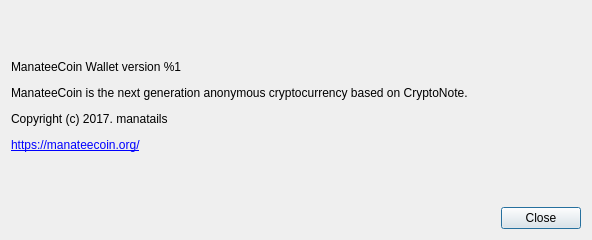
The window that src/gui/ui/aboutdialog.ui (manateecoin/manateecoinwallet) describes before a commit, drawn with Qt 5.
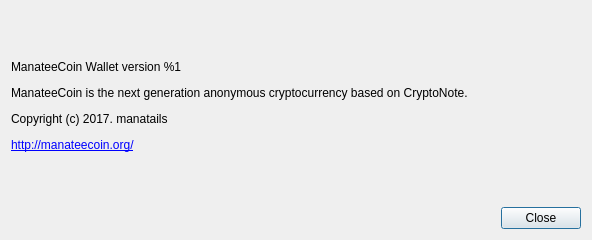
The same window after the commit.

The edit to the form file:
```diff
--- a/src/gui/ui/aboutdialog.ui
+++ b/src/gui/ui/aboutdialog.ui
@@ -41,7 +41,7 @@
       </sizepolicy>
      </property>
      <property name="text">
-      <string>&lt;html&gt;&lt;head/&gt;&lt;body&gt;&lt;p&gt;ManateeCoin Wallet version %1&lt;/p&gt;&lt;p&gt;ManateeCoin is the next generation anonymous cryptocurrency based on CryptoNote.&lt;/p&gt;&lt;p&gt;Copyright (c) 2017. manatails&lt;/p&gt;&lt;p&gt;&lt;a href=&quot;https://manateecoin.org/&quot;&gt;&lt;span style=&quot; text-decoration: underline; color:#0000ff;&quot;&gt;https://manateecoin.org/&lt;/span&gt;&lt;/a&gt;&lt;/p&gt;&lt;/body&gt;&lt;/html&gt;</string>
+      <string>&lt;html&gt;&lt;head/&gt;&lt;body&gt;&lt;p&gt;ManateeCoin Wallet version %1&lt;/p&gt;&lt;p&gt;ManateeCoin is the next generation anonymous cryptocurrency based on CryptoNote.&lt;/p&gt;&lt;p&gt;Copyright (c) 2017. manatails&lt;/p&gt;&lt;p&gt;&lt;a href=&quot;http://manateecoin.org/&quot;&gt;&lt;span style=&quot; text-decoration: underline; color:#0000ff;&quot;&gt;http://manateecoin.org/&lt;/span&gt;&lt;/a&gt;&lt;/p&gt;&lt;/body&gt;&lt;/html&gt;</string>
      </property>
      <property name="textFormat">
       <enum>Qt::RichText</enum>
```
